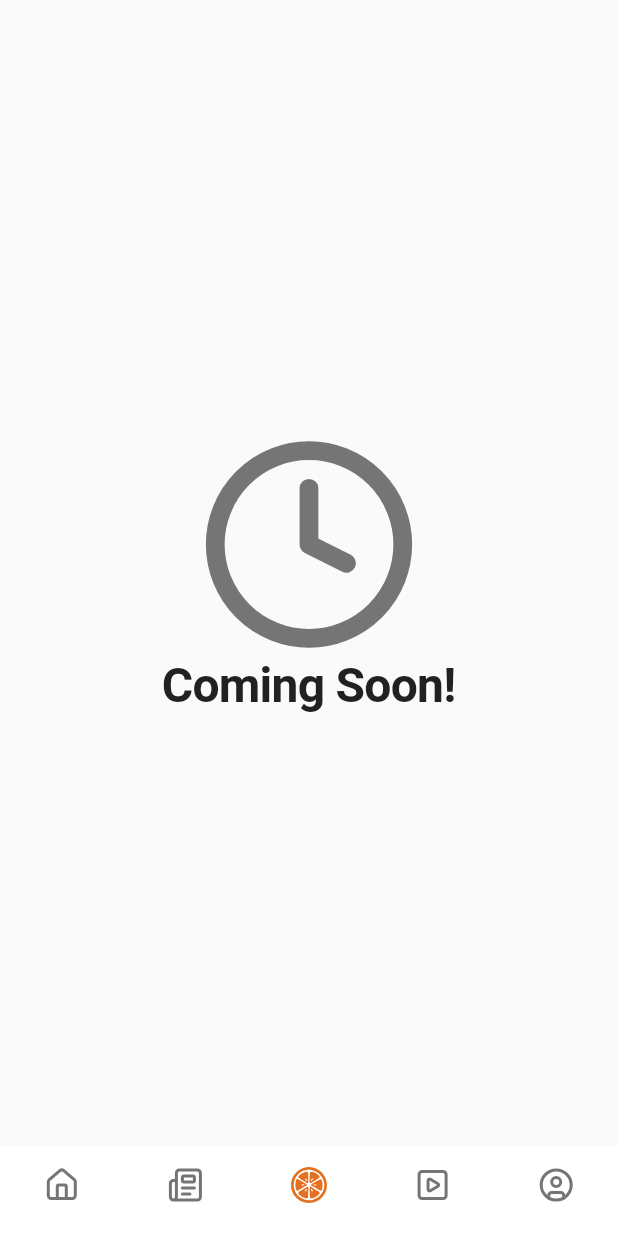
After one commit to arman-pani/pulp_news, a Flutter app: the EditorialPage screen opened by its route, on a phone screen of 412 x 824 dp. The commit adds this screen. Run offline on Flutter 3.47's test engine with Material 3 defaults, Android fonts, the phone set to English and light mode, and no system bars; our stand-ins replace cloud_functions, firebase_auth, firebase_core, firebase_messaging, firebase_remote_config, flutter_local_notifications and 12 more; missing offline and left inert: firebase_app_check, svg_path_parser; accounts and stored records are empty; generated files the repository leaves out were written again; network calls fail; project files that could hold a hidden picture were left out.

Commit message:
feat: update iOS deployment target to 13.0, modify ad unit ID, and enhance onboarding UI
- Updated iOS deployment target from 12.0 to 13.0 in project.pbxproj.
- Changed test ad unit ID for Android in banner_ad_widget.dart.
- Adjusted selected index for bottom navigation and updated icon sizes in index.dart.
- Refactored main.dart for better readability and added comments.
- Cleaned up onboarding_page.dart by removing unnecessary imports and improving code formatting.
- Added new EditorialPage with a placeholder UI.
- Enhanced settings_service.dart for better notification handling and error management.
- Updated app_router.dart to include new routes for editorial and video feed pages.
- Introduced video_feed_controller.dart and video_feed_page.dart for video playback functionality.
- Registered video_player plugin in GeneratedPluginRegistrant.swift.
- Updated pubspec.yaml to include video_player and lucide_icons_flutter dependencies.

```diff
--- a/lib/home/widgets/banner_ad_widget.dart
+++ b/lib/home/widgets/banner_ad_widget.dart
@@ -15,9 +15,9 @@ class _BannerAdWidgetState extends State<BannerAdWidget> {
   bool _isLoaded = false;
 
   // Test Ad Unit ID - Replace with your actual Ad Unit ID
-    final _adUnitId = Platform.isAndroid
-    ? 'ca-app-pub-3940256099942544/6300978111'
-    : 'ca-app-pub-3940256099942544/2934735716';
+  final _adUnitId = Platform.isAndroid
+      ? 'ca-app-pub-7198668592905321/9701544472'
+      : 'ca-app-pub-3940256099942544/2934735716';
 
   @override
   void initState() {
--- a/lib/index.dart
+++ b/lib/index.dart
@@ -1,6 +1,7 @@
 import 'package:flutter/material.dart';
 import 'package:flutter_svg/svg.dart';
 import 'package:go_router/go_router.dart';
+import 'package:lucide_icons_flutter/lucide_icons.dart';
 import 'package:odiya_news_app/constants/app_images.dart';
 
 class IndexPage extends StatefulWidget {
@@ -12,7 +13,7 @@ class IndexPage extends StatefulWidget {
 }
 
 class _IndexPageState extends State<IndexPage> {
-  int _selectedIndex = 1;
+  int _selectedIndex = 2;
 
   void _onItemTapped(int index) {
     setState(() {
@@ -37,24 +38,30 @@ class _IndexPageState extends State<IndexPage> {
         unselectedLabelStyle: Theme.of(context).textTheme.bodyMedium,
         showUnselectedLabels: false,
         showSelectedLabels: false,
-        iconSize: 32,
+        iconSize: 24,
         items: [
-          BottomNavigationBarItem(icon: Icon(Icons.home_rounded), label: ''),
+          BottomNavigationBarItem(icon: Icon(LucideIcons.house), label: ''),
+          BottomNavigationBarItem(icon: Icon(LucideIcons.newspaper), label: ''),
           BottomNavigationBarItem(
-
-            icon:   SvgPicture.asset(
+            icon: SvgPicture.asset(
               AppImages.exploreNavButton,
-              width: 32,
-              height: 32,
+              width: 24,
+              height: 24,
               colorFilter: ColorFilter.mode(
-                _selectedIndex == 1 ? Theme.of(context).colorScheme.primary : Theme.of(context).colorScheme.onSurfaceVariant,
+                _selectedIndex == 2
+                    ? Theme.of(context).colorScheme.primary
+                    : Theme.of(context).colorScheme.onSurfaceVariant,
                 BlendMode.srcIn,
               ),
             ),
             label: '',
           ),
           BottomNavigationBarItem(
-            icon: Icon(Icons.account_circle_rounded),
+            icon: Icon(LucideIcons.squarePlay),
+            label: '',
+          ),
+          BottomNavigationBarItem(
+            icon: Icon(LucideIcons.circleUser),
             label: '',
           ),
         ],
--- /dev/null
+++ b/lib/pages/editorial_page.dart
@@ -0,0 +1,22 @@
+import 'package:flutter/material.dart';
+import 'package:lucide_icons_flutter/lucide_icons.dart';
+import 'package:odiya_news_app/constants/app_textstyles.dart';
+
+class EditorialPage extends StatelessWidget {
+  const EditorialPage({super.key});
+
+  @override
+  Widget build(BuildContext context) {
+    return Scaffold(
+      body: Center(
+        child: Column(
+          mainAxisAlignment: MainAxisAlignment.center,
+          children: [
+            Icon(LucideIcons.clock, size: 150),
+            Text('Coming Soon!', style: AppTextStyles.displayLarge),
+          ],
+        ),
+      ),
+    );
+  }
+}
--- a/pubspec.yaml
+++ b/pubspec.yaml
@@ -1,6 +1,6 @@
 name: odiya_news_app
 description: "Pulp News - Your trusted source for fresh, summarized local news in your language. Stay informed with the latest stories from credible sources, carefully curated and presented in short, easy-to-read summaries."
-publish_to: 'none'
+publish_to: "none"
 
 version: 1.0.0+3
 
@@ -34,8 +34,10 @@ dependencies:
   touchable: ^1.0.2
   svg_path_parser: ^1.1.2
   firebase_remote_config: ^6.1.0
+  video_player: ^2.10.1
   package_info_plus: ^9.0.0
   firebase_app_check: ^0.4.1+1
+  lucide_icons_flutter: ^3.1.7
 
 dev_dependencies:
   flutter_test:
```
Also changed, not shown: lib/main.dart (+18 -12 lines), lib/onboarding/onboarding_page.dart (+11 -15 lines), lib/services/settings_service.dart (+24 -7 lines), lib/utils/app_router.dart (+29 -1 lines), lib/video_feed/video_feed_controller.dart (added, +96 -0 lines), lib/video_feed/video_feed_page.dart (added, +108 -0 lines), 7 other files.
